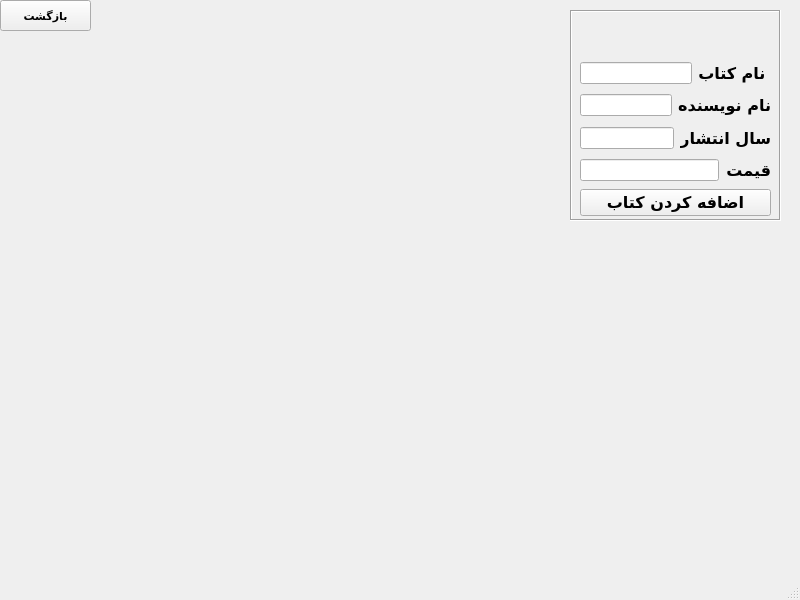
SayedAliAmirshahkarami/pro, file uiClasses/acountantwindow.ui: the form before one commit.
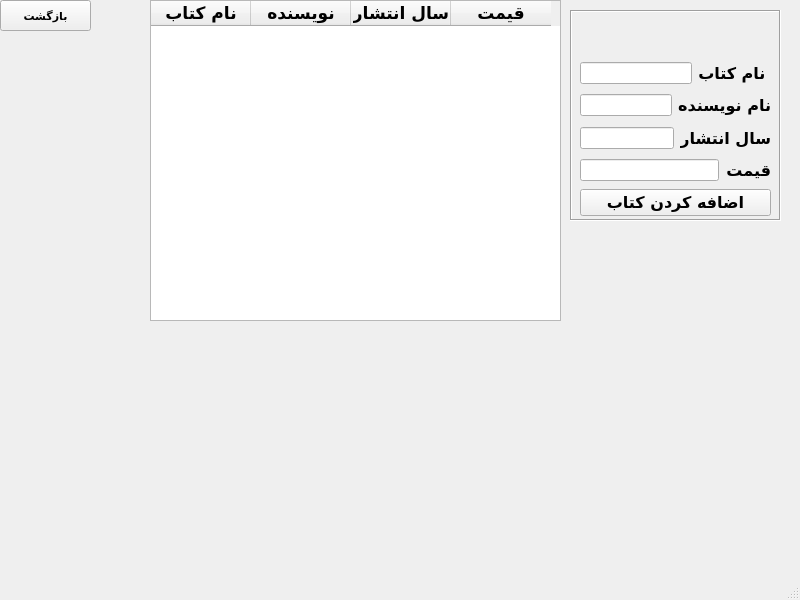
The form after the commit. Icons and pictures are not drawn.

Commit message: bookList methodes updated...

Patch:
```diff
--- a/uiClasses/acountantwindow.ui
+++ b/uiClasses/acountantwindow.ui
@@ -217,6 +217,44 @@
      </property>
     </widget>
    </widget>
+   <widget class="QTableWidget" name="books_tableWidget">
+    <property name="geometry">
+     <rect>
+      <x>150</x>
+      <y>0</y>
+      <width>411</width>
+      <height>321</height>
+     </rect>
+    </property>
+    <property name="font">
+     <font>
+      <family>Berlin Sans FB</family>
+      <pointsize>13</pointsize>
+      <weight>75</weight>
+      <bold>true</bold>
+     </font>
+    </property>
+    <column>
+     <property name="text">
+      <string>نام کتاب</string>
+     </property>
+    </column>
+    <column>
+     <property name="text">
+      <string>نویسنده</string>
+     </property>
+    </column>
+    <column>
+     <property name="text">
+      <string>سال انتشار</string>
+     </property>
+    </column>
+    <column>
+     <property name="text">
+      <string>قیمت</string>
+     </property>
+    </column>
+   </widget>
   </widget>
   <widget class="QMenuBar" name="menubar">
    <property name="geometry">
```
The commit also changes 6 other files.
